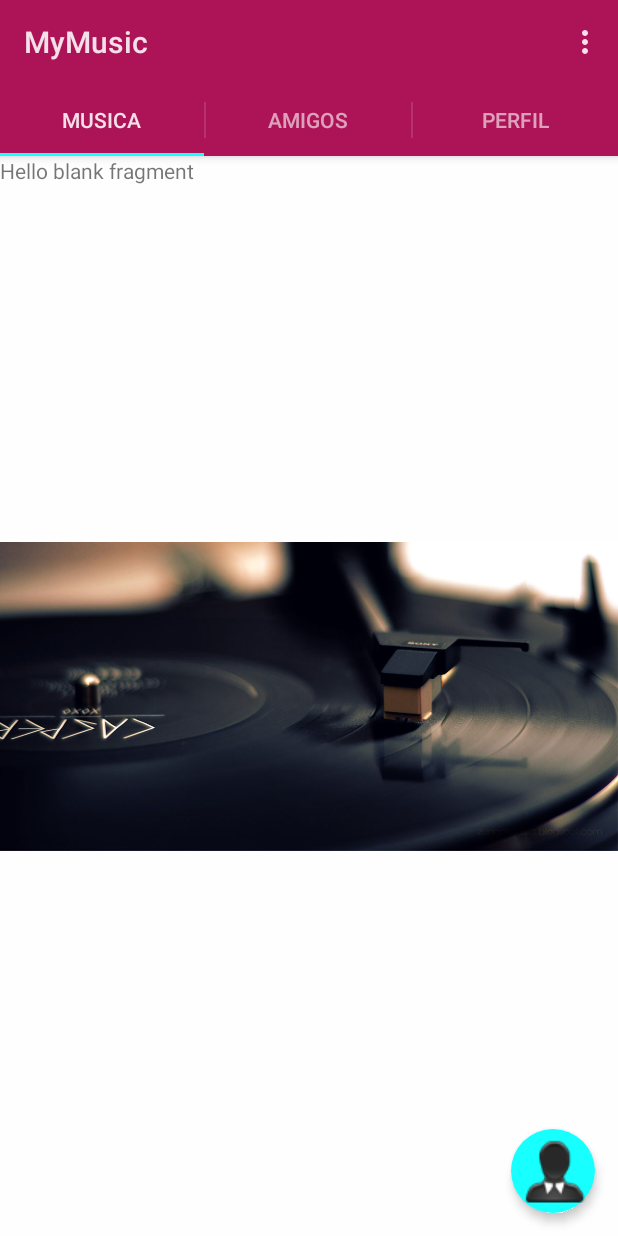
After one commit to juniorUsca/sfotipy, an Android app: the MyMusic screen opened directly, with no data from a screen before it, on a phone screen of 412 x 824 dp. The commit adds this screen. Run offline under Robolectric (Android 15) with nearby library versions, the phone set to English and light mode, and no system bars.

Commit message:
lista de amigos con recycler view y adapters

```diff
--- a/app/build.gradle
+++ b/app/build.gradle
@@ -21,4 +21,10 @@ android {
 
 dependencies {
     compile fileTree(dir: 'libs', include: ['*.jar'])
+
+    /*CardView and ReciclerView*/
+    //compile 'com.android.support: cardview-v7:+'
+    //compile 'com.android.support: recycleriew-v7:+'
+    compile 'com.android.support:cardview-v7:+'
+    compile 'com.android.support:recyclerview-v7:+'
 }
--- a/app/src/main/AndroidManifest.xml
+++ b/app/src/main/AndroidManifest.xml
@@ -16,6 +16,10 @@
                 <category android:name="android.intent.category.LAUNCHER" />
             </intent-filter>
         </activity>
+        <activity
+            android:name=".MyMusic"
+            android:label="@string/title_activity_my_music" >
+        </activity>
     </application>
 
 </manifest>
--- /dev/null
+++ b/app/src/main/java/com/debugcomputercompany/myapplication/Fragments/AmigosFragment.java
@@ -0,0 +1,68 @@
+package com.debugcomputercompany.myapplication.Fragments;
+
+
+import android.os.Bundle;
+import android.app.Fragment;
+import android.support.v7.widget.DefaultItemAnimator;
+import android.support.v7.widget.LinearLayoutManager;
+import android.support.v7.widget.RecyclerView;
+import android.view.LayoutInflater;
+import android.view.View;
+import android.view.ViewGroup;
+
+import com.debugcomputercompany.myapplication.Adapters.AmigosAdapter;
+import com.debugcomputercompany.myapplication.Models.Amigo;
+import com.debugcomputercompany.myapplication.R;
+
+import java.util.ArrayList;
+
+/**
+ * A simple {@link Fragment} subclass.
+ */
+public class AmigosFragment extends Fragment {
+
+
+    public AmigosFragment() {
+        // Required empty public constructor
+    }
+
+
+    @Override
+    public View onCreateView(LayoutInflater inflater, ViewGroup container,
+                             Bundle savedInstanceState) {
+        // Inflate the layout for this fragment
+        return inflater.inflate(R.layout.fragment_amigos, container, false);
+    }
+
+    @Override
+    public void onActivityCreated(Bundle savedInstanceState) {
+        super.onActivityCreated(savedInstanceState);
+
+        ArrayList<Amigo> amigoArrayLis = new ArrayList<Amigo>();
+
+        Amigo amigo = new Amigo();
+        amigo.setNombre("Junior");
+        amigo.setTwitter("@junior.usca");
+        amigo.setUltimaCancion("q se vaya!");
+
+        Amigo amigo1 = new Amigo();
+        amigo1.setNombre("xarito");
+        amigo1.setTwitter("@junior.usca");
+        amigo1.setUltimaCancion("q se vaya!");
+
+        Amigo amigo2 = new Amigo();
+        amigo2.setNombre("asd");
+        amigo2.setTwitter("@junior.usca");
+        amigo2.setUltimaCancion("q se vaya!");
+
+        amigoArrayLis.add(amigo);
+        amigoArrayLis.add(amigo1);
+        amigoArrayLis.add(amigo2);
+
+        RecyclerView recyclerView = (RecyclerView) getActivity().findViewById(R.id.my_recycler_view);
+        recyclerView.setHasFixedSize(true);
+        recyclerView.setAdapter(new AmigosAdapter(amigoArrayLis, R.layout.row_amigos));
+        recyclerView.setLayoutManager(new LinearLayoutManager(getActivity()));
+        recyclerView.setItemAnimator(new DefaultItemAnimator());
+    }
+}
--- /dev/null
+++ b/app/src/main/java/com/debugcomputercompany/myapplication/Fragments/DestacadosFragment.java
@@ -0,0 +1,29 @@
+package com.debugcomputercompany.myapplication.Fragments;
+
+
+import android.os.Bundle;
+import android.app.Fragment;
+import android.view.LayoutInflater;
+import android.view.View;
+import android.view.ViewGroup;
+
+import com.debugcomputercompany.myapplication.R;
+
+/**
+ * A simple {@link Fragment} subclass.
+ */
+public class DestacadosFragment extends Fragment {
+
+    public DestacadosFragment() {
+        // Required empty public constructor
+    }
+
+    @Override
+    public View onCreateView(LayoutInflater inflater, ViewGroup container,
+                             Bundle savedInstanceState) {
+        // Inflate the layout for this fragment
+        return inflater.inflate(R.layout.fragment_destacados, container, false);
+    }
+
+
+}
--- /dev/null
+++ b/app/src/main/java/com/debugcomputercompany/myapplication/Fragments/ProfileFragment.java
@@ -0,0 +1,31 @@
+package com.debugcomputercompany.myapplication.Fragments;
+
+
+import android.os.Bundle;
+import android.app.Fragment;
+import android.view.LayoutInflater;
+import android.view.View;
+import android.view.ViewGroup;
+
+import com.debugcomputercompany.myapplication.R;
+
+/**
+ * A simple {@link Fragment} subclass.
+ */
+public class ProfileFragment extends Fragment {
+
+
+    public ProfileFragment() {
+        // Required empty public constructor
+    }
+
+
+    @Override
+    public View onCreateView(LayoutInflater inflater, ViewGroup container,
+                             Bundle savedInstanceState) {
+        // Inflate the layout for this fragment
+        return inflater.inflate(R.layout.fragment_profile, container, false);
+    }
+
+
+}
--- /dev/null
+++ b/app/src/main/java/com/debugcomputercompany/myapplication/Models/Amigo.java
@@ -0,0 +1,34 @@
+package com.debugcomputercompany.myapplication.Models;
+
+/**
+ * Created by Junior on 16/10/2015.
+ */
+public class Amigo {
+    private String nombre;
+    private String twitter;
+    private String ultimaCancion;
+
+    public String getNombre() {
+        return nombre;
+    }
+
+    public void setNombre(String nombre) {
+        this.nombre = nombre;
+    }
+
+    public String getTwitter() {
+        return twitter;
+    }
+
+    public void setTwitter(String twitter) {
+        this.twitter = twitter;
+    }
+
+    public String getUltimaCancion() {
+        return ultimaCancion;
+    }
+
+    public void setUltimaCancion(String ultimaCancion) {
+        this.ultimaCancion = ultimaCancion;
+    }
+}
--- /dev/null
+++ b/app/src/main/java/com/debugcomputercompany/myapplication/MyMusic.java
@@ -0,0 +1,93 @@
+package com.debugcomputercompany.myapplication;
+
+import android.app.ActionBar;
+import android.app.Activity;
+import android.app.Fragment;
+import android.app.FragmentManager;
+import android.app.FragmentTransaction;
+import android.graphics.Outline;
+import android.os.Bundle;
+import android.view.Menu;
+import android.view.MenuItem;
+import android.widget.ImageButton;
+
+import com.debugcomputercompany.myapplication.Fragments.AmigosFragment;
+import com.debugcomputercompany.myapplication.Fragments.DestacadosFragment;
+import com.debugcomputercompany.myapplication.Fragments.ProfileFragment;
+
+public class MyMusic extends Activity implements ActionBar.TabListener {
+
+    private Fragment[] fragments = new Fragment[]{
+            new DestacadosFragment(),
+            new AmigosFragment(),
+            new ProfileFragment()
+    };
+
+    @Override
+    protected void onCreate(Bundle savedInstanceState) {
+        super.onCreate(savedInstanceState);
+        setContentView(R.layout.activity_my_music);
+        setTabs();
+
+        FragmentManager manager = getFragmentManager();
+        FragmentTransaction fragmentTransaction= manager.beginTransaction();
+        for (Fragment fragment : fragments){
+            fragmentTransaction.add(R.id.main_music, fragment).hide(fragment);
+        }
+        fragmentTransaction.show(fragments[0]).commit();
+
+        int size = getResources().getDimensionPixelSize(R.dimen.fab_size);
+        Outline outline = new Outline();
+        outline.setOval(0, 0, size, size);
+        //ImageButton imageButton = (ImageButton) findViewById(R.id.fab_I);
+    }
+
+    private void setTabs(){
+        ActionBar actionBar = getActionBar();
+        actionBar.setNavigationMode(ActionBar.NAVIGATION_MODE_TABS);
+
+        actionBar.addTab(actionBar.newTab().setText("Musica").setTabListener(this));
+        actionBar.addTab(actionBar.newTab().setText("Amigos").setTabListener(this));
+        actionBar.addTab(actionBar.newTab().setText("Perfil").setTabListener(this));
+    }
+
+    @Override
+    public boolean onCreateOptionsMenu(Menu menu) {
+        // Inflate the menu; this adds items to the action bar if it is present.
+        getMenuInflater().inflate(R.menu.menu_my_music, menu);
+        return true;
+    }
+
+    @Override
+    public boolean onOptionsItemSelected(MenuItem item) {
+        // Handle action bar item clicks here. The action bar will
+        // automatically handle clicks on the Home/Up button, so long
+        // as you specify a parent activity in AndroidManifest.xml.
+        int id = item.getItemId();
+
+        //noinspection SimplifiableIfStatement
+        if (id == R.id.action_settings) {
+            return true;
+        }
+
+        return super.onOptionsItemSelected(item);
+    }
+
+    @Override
+    public void onTabSelected(ActionBar.Tab tab, FragmentTransaction ft) {
+        for (Fragment fragment : fragments){
+            ft.hide(fragment);
+        }
+        ft.show(fragments[tab.getPosition()]);
+    }
+
+    @Override
+    public void onTabUnselected(ActionBar.Tab tab, FragmentTransaction ft) {
+
+    }
+
+    @Override
+    public void onTabReselected(ActionBar.Tab tab, FragmentTransaction ft) {
+
+    }
+}
--- /dev/null
+++ b/app/src/main/res/layout/activity_my_music.xml
@@ -0,0 +1,19 @@
+<RelativeLayout xmlns:android="http://schemas.android.com/apk/res/android"
+    xmlns:tools="http://schemas.android.com/tools"
+    android:id="@+id/main_music"
+    android:layout_width="match_parent"
+    android:layout_height="match_parent"
+    tools:context="com.debugcomputercompany.myapplication.MyMusic">
+
+    <ImageButton
+        android:layout_width="@dimen/fab_size"
+        android:layout_height="@dimen/fab_size"
+        android:elevation="4dp"
+        android:id="@+id/fab_I"
+        android:background="@drawable/ripple"
+        android:src="@drawable/user_avatar"
+        android:layout_marginRight="15dp"
+        android:layout_marginBottom="15dp"
+        android:layout_alignParentBottom="true"
+        android:layout_alignParentEnd="true" />
+</RelativeLayout>
--- /dev/null
+++ b/app/src/main/res/layout/fragment_destacados.xml
@@ -0,0 +1,19 @@
+<FrameLayout xmlns:android="http://schemas.android.com/apk/res/android"
+    xmlns:tools="http://schemas.android.com/tools"
+    android:background="@color/text_color"
+    android:layout_width="match_parent"
+    android:layout_height="match_parent"
+    tools:context="com.debugcomputercompany.myapplication.Fragments.DestacadosFragment">
+
+    <!-- TODO: Update blank fragment layout -->
+    <TextView android:layout_width="match_parent" android:layout_height="match_parent"
+        android:text="@string/hello_blank_fragment" />
+
+    <ImageView
+        android:layout_width="wrap_content"
+        android:layout_height="wrap_content"
+        android:id="@+id/imageView_header"
+        android:src="@drawable/header_bg"
+        android:layout_gravity="center" />
+
+</FrameLayout>
--- /dev/null
+++ b/app/src/main/res/menu/menu_my_music.xml
@@ -0,0 +1,6 @@
+<menu xmlns:android="http://schemas.android.com/apk/res/android"
+    xmlns:tools="http://schemas.android.com/tools"
+    tools:context="com.debugcomputercompany.myapplication.MyMusic">
+    <item android:id="@+id/action_settings" android:title="@string/action_settings"
+        android:orderInCategory="100" android:showAsAction="never" />
+</menu>
--- a/app/src/main/res/values-v21/styles.xml
+++ b/app/src/main/res/values-v21/styles.xml
@@ -14,4 +14,6 @@
 
     <color name="background_main">#000</color>
 
+    <dimen name="fab_size">56dp</dimen>
+
 </resources>
--- a/app/src/main/res/values/strings.xml
+++ b/app/src/main/res/values/strings.xml
@@ -6,4 +6,8 @@
 
     <string name="welcome_text">La musica q te gusta donde sea</string>
     <string name="welcome_text_footer">Se parte del proyecto en debugcc/sfotipy</string>
+    <string name="title_activity_my_music">MyMusic</string>
+
+<!-- TODO: Remove or change this placeholder text -->
+    <string name="hello_blank_fragment">Hello blank fragment</string>
 </resources>
```
Also changed, not shown: app/src/main/java/com/debugcomputercompany/myapplication/Adapters/AmigosAdapter.java (added, +64 -0 lines), app/src/main/java/com/debugcomputercompany/myapplication/MainActivity.java (+26 -2 lines), app/src/main/res/layout-land/activity_main.xml (+4 -3 lines), app/src/main/res/layout/activity_main.xml (+6 -4 lines), app/src/main/res/layout/fragment_amigos.xml (added, +14 -0 lines), app/src/main/res/layout/fragment_profile.xml (added, +15 -0 lines), app/src/main/res/layout/row_amigos.xml (added, +56 -0 lines), app/src/main/res/drawable/avatare.png (added), 1 other file.
